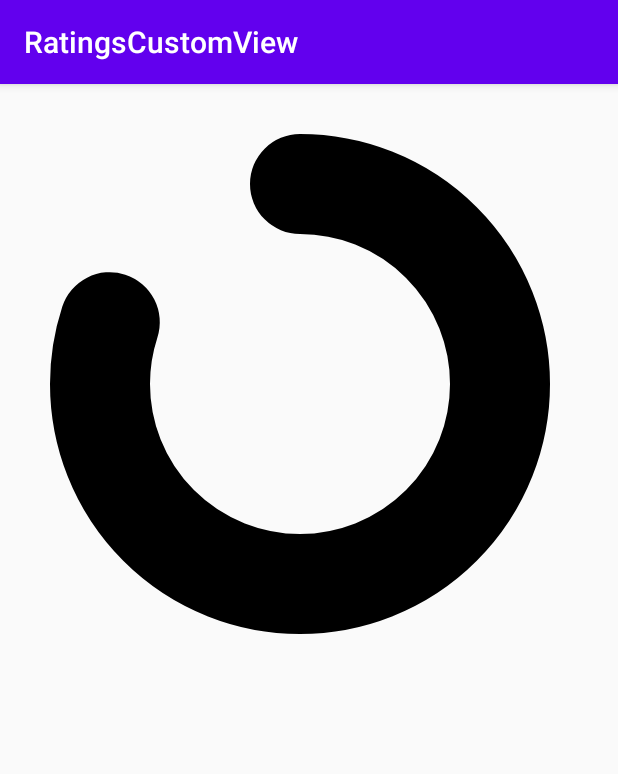
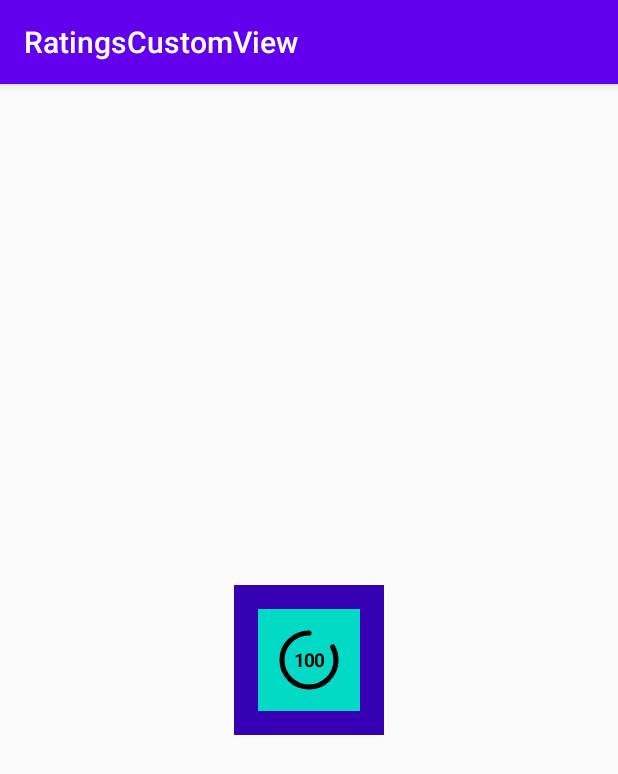
Before and after one commit to KunaalKumar/RatingsView, an Android app: the screen it shows after launch (MainActivity), on a phone screen of 412 x 824 dp. Shown: the top 774 px of the screen. Run offline under Robolectric (Android 15) with nearby library versions, the phone set to English and light mode, and no system bars.

Commit message:
Remove allocations from onDraw Implement correct starting point for arc Add text in the middle of the oval Implement bounds detection by taking margin and padding into account Encase RatingView in LinearLayout Update gradle version

```diff
--- a/app/src/main/java/com/example/ratingscustomview/RatingView.kt
+++ b/app/src/main/java/com/example/ratingscustomview/RatingView.kt
@@ -2,17 +2,30 @@ package com.example.ratingscustomview
 
 import android.animation.ValueAnimator
 import android.content.Context
-import android.graphics.Canvas
-import android.graphics.Color
-import android.graphics.Paint
-import android.graphics.RectF
+import android.graphics.*
 import android.util.AttributeSet
-import android.util.Log
 import android.view.View
 import android.view.animation.AccelerateDecelerateInterpolator
-import android.view.animation.AccelerateInterpolator
+import androidx.core.view.marginBottom
+import androidx.core.view.marginLeft
+import androidx.core.view.marginRight
+import androidx.core.view.marginTop
 
 class RatingView: View {
+
+    private var currentNum = 1F
+    private var endNum = 83
+
+    private var arcPaint = Paint()
+    private var strokeWidth = 50F
+    private val oval = RectF(0F, 0F, width.toFloat(), height.toFloat())
+    private var animator: ValueAnimator = ValueAnimator.ofFloat(0F, 360 * endNum * 0.01F)
+
+    private var textBounds = Rect()
+    private var text: String = "100"
+    private val textPaint = Paint()
+
+
     constructor (context: Context?) : this(context, null)
 
     constructor(context: Context?, attrs: AttributeSet?) : this(context, attrs, 0)
@@ -20,35 +33,50 @@ class RatingView: View {
     constructor(context: Context?, attrs: AttributeSet?, defStyleAttr: Int)
             : super(context, attrs, defStyleAttr)
 
-    var currentNum = 0.8f
-
-    private var animator: ValueAnimator = ValueAnimator.ofFloat(0f, 0.8f)
-
     init {
         animator.duration = 1000
         animator.interpolator = AccelerateDecelerateInterpolator()
         animator.addUpdateListener { animator ->
             currentNum = animator.animatedValue as Float
-            invalidate()
+            postInvalidate()
         }
         animator.start()
+    }
+
+    override fun onLayout(changed: Boolean, left: Int, top: Int, right: Int, bottom: Int) {
+        super.onLayout(changed, left, top, right, bottom)
+
+        strokeWidth = width * 0.05F
+
+        oval.set(paddingLeft + marginLeft.toFloat(),
+            paddingTop + marginTop.toFloat(),
+            width.toFloat() - paddingRight - marginRight,
+            height.toFloat() - paddingBottom - marginBottom)
+
+        arcPaint.apply {
+            isAntiAlias = true
+            color = Color.BLACK
+            strokeWidth = this@RatingView.strokeWidth
+            strokeCap = Paint.Cap.ROUND
+            style = Paint.Style.STROKE
+        }
+
+        textPaint.apply {
+            isAntiAlias = true
+            color = Color.BLACK
+            textSize = (width - paddingLeft - marginLeft - paddingRight - marginRight) * 0.35F
+            textAlign = Paint.Align.CENTER
+            typeface = Typeface.create(Typeface.DEFAULT, Typeface.BOLD)
+            getTextBounds(text, 0, text.length, textBounds)
+        }
     }
 
     override fun onDraw(canvas: Canvas) {
         super.onDraw(canvas)
 
-        val paint = Paint().apply {
-            isAntiAlias = true
-            color = Color.BLACK
-            strokeWidth = 100F
-            strokeCap = Paint.Cap.ROUND
-            style = Paint.Style.STROKE
-        }
-
-        val oval = RectF(100f, 100f, 500f, 500f)
-
-        canvas.let {
-            it.drawArc(oval, 270f, currentNum * 360f, false, paint)
+        with(canvas) {
+            drawArc(oval, 270f, -currentNum, false, arcPaint)
+            drawText(text, width / 2F, height / 2F + textBounds.height() / 2F, textPaint)
         }
     }
 
--- a/app/src/main/res/layout/activity_main.xml
+++ b/app/src/main/res/layout/activity_main.xml
@@ -6,12 +6,21 @@
     android:layout_height="match_parent"
     tools:context=".MainActivity">
 
-    <com.example.ratingscustomview.RatingView
-        android:layout_width="wrap_content"
-        android:layout_height="wrap_content"
+    <LinearLayout
+        android:layout_width="100dp"
+        android:layout_height="100dp"
+        android:background="@color/colorPrimaryDark"
         app:layout_constraintStart_toStartOf="parent"
         app:layout_constraintEnd_toEndOf="parent"
         app:layout_constraintTop_toTopOf="parent"
-        app:layout_constraintBottom_toBottomOf="parent"/>
+        app:layout_constraintBottom_toBottomOf="parent">
+
+        <com.example.ratingscustomview.RatingView
+            android:background="@color/colorAccent"
+            android:layout_margin="16dp"
+            android:layout_width="wrap_content"
+            android:layout_height="wrap_content"/>
+
+    </LinearLayout>
 
 </androidx.constraintlayout.widget.ConstraintLayout>
--- a/build.gradle
+++ b/build.gradle
@@ -6,7 +6,7 @@ buildscript {
         jcenter()
     }
     dependencies {
-        classpath 'com.android.tools.build:gradle:4.0.0'
+        classpath 'com.android.tools.build:gradle:4.1.0-beta05'
         classpath "org.jetbrains.kotlin:kotlin-gradle-plugin:$kotlin_version"
 
         // NOTE: Do not place your application dependencies here; they belong
```
Also changed, not shown: gradle/wrapper/gradle-wrapper.properties.
